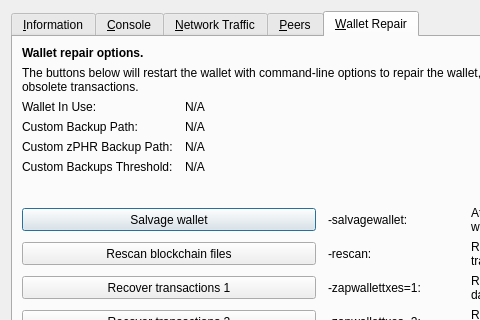
The window that src/qt/forms/rpcconsole.ui (liray-unendlich/Elecash) describes before a commit, drawn with Qt 5; both pictures show x 0 to 480 and y 0 to 320 of the 769 by 485 pixel window.
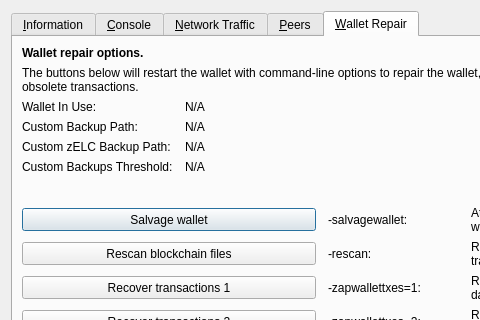
The same window after the commit. The open tabs and pages were chosen to show the change. Icons and pictures are not drawn. Custom widgets are drawn as their Qt base class.

Patch:
```diff
--- a/src/qt/forms/rpcconsole.ui
+++ b/src/qt/forms/rpcconsole.ui
@@ -1328,7 +1328,7 @@
        <item row="4" column="0">
         <widget class="QLabel" name="wallet_customzphrbackuppath_label">
          <property name="text">
-          <string>Custom zPHR Backup Path:</string>
+          <string>Custom zELC Backup Path:</string>
          </property>
          <property name="visible">
           <bool>false</bool>
```
Left out of the diff: 10 changed lines with no effect on the pictures.
